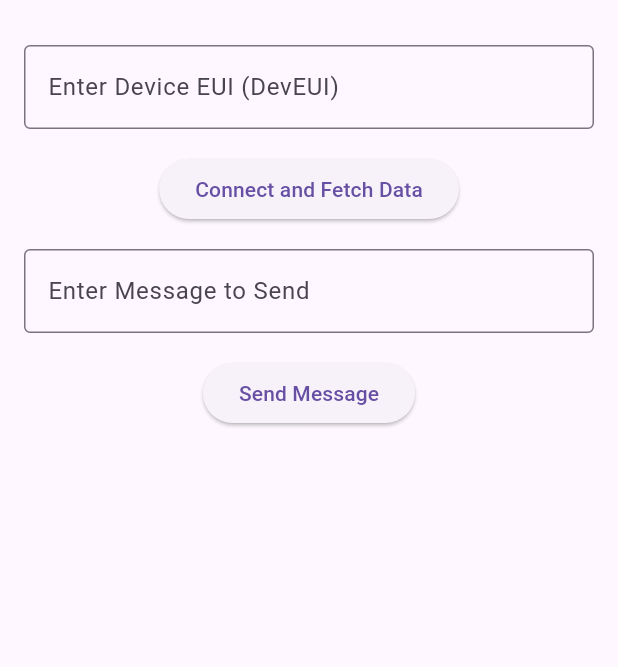
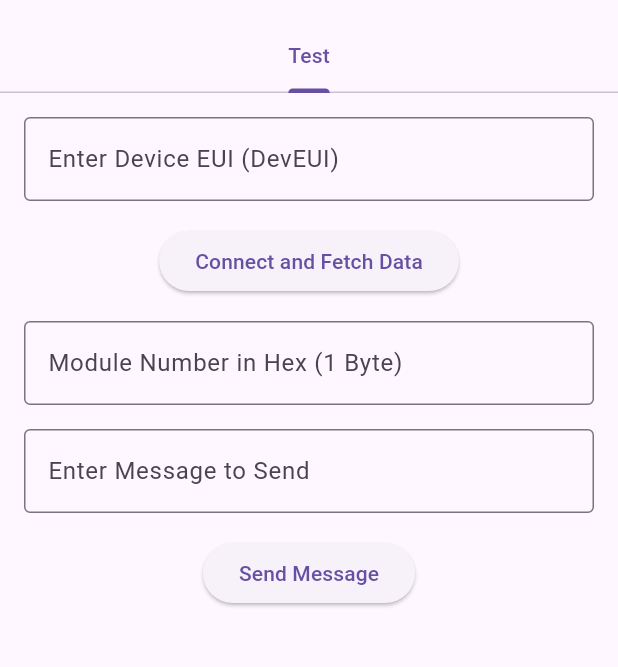
Before and after one commit to HenrikBach1/smart-bike-light, a Flutter app: the screen it shows after launch, on a phone screen of 412 x 824 dp, the part 63-730 px from its top. Run offline on Flutter 3.47's test engine with Material 3 defaults, Android fonts, the light colour scheme and no system bars; missing offline and left inert: mqtt_client.

Commit message:
Add/Encode module number prefixed the message sent or decoded from the received  message

```diff
--- a/FE-Flutter/smart_bike_light/lib/main.dart
+++ b/FE-Flutter/smart_bike_light/lib/main.dart
@@ -15,21 +15,48 @@ class MyApp extends StatelessWidget {
     return MaterialApp(
       title: 'Smart Bike Light',
       theme: ThemeData(primarySwatch: Colors.blue),
-      home: const DeviceDataScreen(),
+      home: const TabbedHomePage(), // Set the home to the tabbed page
     );
   }
 }
 
-class DeviceDataScreen extends StatefulWidget {
-  const DeviceDataScreen({super.key});
+class TabbedHomePage extends StatelessWidget {
+  const TabbedHomePage({super.key});
 
   @override
-  DeviceDataScreenState createState() => DeviceDataScreenState();
+  Widget build(BuildContext context) {
+    return DefaultTabController(
+      length: 1, // Only one tab now
+      child: Scaffold(
+        appBar: AppBar(
+          title: const Text('Smart Bike Light'),
+          bottom: const TabBar(
+            tabs: [
+              Tab(text: 'Test'), // Single tab renamed to "Test"
+            ],
+          ),
+        ),
+        body: const TabBarView(
+          children: [
+            TestPage(), // "Test" tab content
+          ],
+        ),
+      ),
+    );
+  }
 }
 
-class DeviceDataScreenState extends State<DeviceDataScreen> {
+class TestPage extends StatefulWidget {
+  const TestPage({super.key});
+
+  @override
+  TestPageState createState() => TestPageState(); // Correctly implemented state
+}
+
+class TestPageState extends State<TestPage> {
   final TextEditingController _devEuiController = TextEditingController();
   final TextEditingController _messageController = TextEditingController(); // Controller for the message input field
+  final TextEditingController _hexPrefixController = TextEditingController(); // Controller for the hex prefix input field
   String _deviceData = '';
   bool _isLoading = false;
   MqttServerClient? _client; // Use MqttServerClient for native platforms
@@ -166,12 +193,33 @@ Latest Uplink Data:
   Future<void> sendMessage(String message) async {
     if (_client != null && _client!.connectionStatus!.state == MqttConnectionState.connected) {
       final topic = 'v3/smart-bike-light-henrikbach1@ttn/devices/iot-course-device-1/down/push'; // Corrected downlink topic
-      final encodedMessage = utf8.encode(message).map((byte) => byte.toRadixString(16).padLeft(2, '0').toUpperCase()).join(''); // Encode the message in uppercase hex
+
+      // Get the hex prefix and validate it
+      String hexPrefix = _hexPrefixController.text.trim();
+      if (hexPrefix.isNotEmpty) {
+        try {
+          final int hexValue = int.parse(hexPrefix, radix: 16); // Validate hex input
+          if (hexValue < 0 || hexValue > 255) {
+            throw FormatException('Hex value out of range');
+          }
+          hexPrefix = hexValue.toRadixString(16).padLeft(2, '0').toUpperCase(); // Ensure 2-digit uppercase hex
+        } catch (e) {
+          setState(() {
+            _deviceData = 'Invalid hex prefix: $hexPrefix. Please enter a valid one-byte hex value.';
+          });
+          return;
+        }
+      }
+
+      // Prefix the hex value to the message
+      final prefixedMessage = hexPrefix.isNotEmpty ? '$hexPrefix$message' : message;
+
+      final encodedMessage = utf8.encode(prefixedMessage).map((byte) => byte.toRadixString(16).padLeft(2, '0').toUpperCase()).join(''); // Encode the message in uppercase hex
       final payload = json.encode({
         "downlinks": [
           {
             "f_port": 1, // Replace with the correct port if needed
-            "frm_payload": base64.encode(utf8.encode(message)), // Use Base64 for the actual payload
+            "frm_payload": base64.encode(utf8.encode(prefixedMessage)), // Use Base64 for the actual payload
             "confirmed": false // Set to true if a confirmed downlink is required
           }
         ]
@@ -184,11 +232,11 @@ Latest Uplink Data:
         _client!.publishMessage(topic, MqttQos.atLeastOnce, builder.payload!);
         debugPrint('Message sent to topic $topic: $payload');
         setState(() {
-          _lastSentMessage = message; // Update the last sent message
+          _lastSentMessage = prefixedMessage; // Update the last sent message
           _lastEncodedMessage = encodedMessage; // Update the last encoded message
           _deviceData = '''
 Message sent:
-- Original: $message
+- Original: $prefixedMessage
 - Encoded (Hex): $encodedMessage
 ''';
         });
@@ -214,11 +262,9 @@ Message sent:
 
   @override
   Widget build(BuildContext context) {
-    return Scaffold(
-      appBar: AppBar(title: const Text('Smart Bike Light')),
-      body: Padding(
+    return Padding(
       padding: const EdgeInsets.all(16.0),
-        child: SingleChildScrollView( // Wrap the Column in a scrollable widget
+      child: SingleChildScrollView(
         child: Column(
           children: [
             TextField(
@@ -237,6 +283,14 @@ Message sent:
                 }
               },
               child: const Text('Connect and Fetch Data'),
+            ),
+            const SizedBox(height: 16),
+            TextField(
+              controller: _hexPrefixController,
+              decoration: const InputDecoration(
+                labelText: 'Module Number in Hex (1 Byte)',
+                border: OutlineInputBorder(),
+              ),
             ),
             const SizedBox(height: 16),
             TextField(
@@ -275,7 +329,6 @@ Message sent:
           ],
         ),
       ),
-      ),
     );
   }
 }
```
Also changed, not shown: 5 other files. Lines whose indentation alone changed are shown as unchanged.
